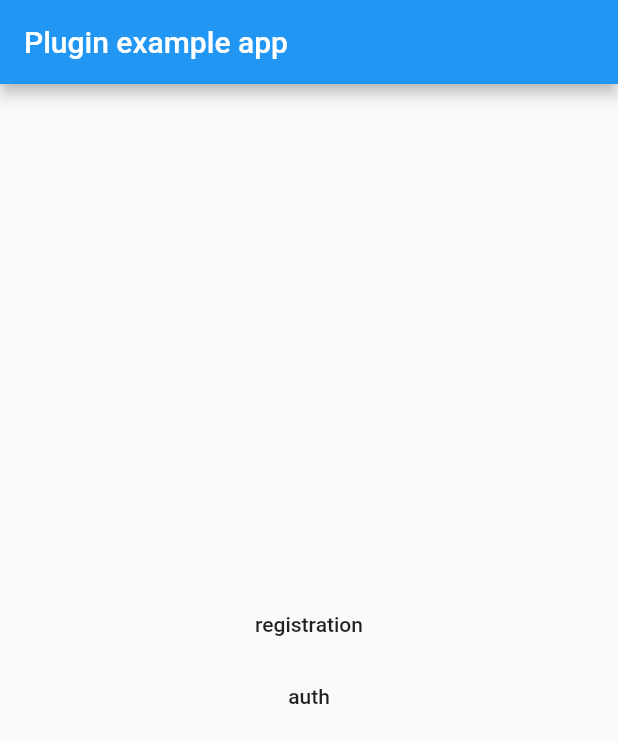
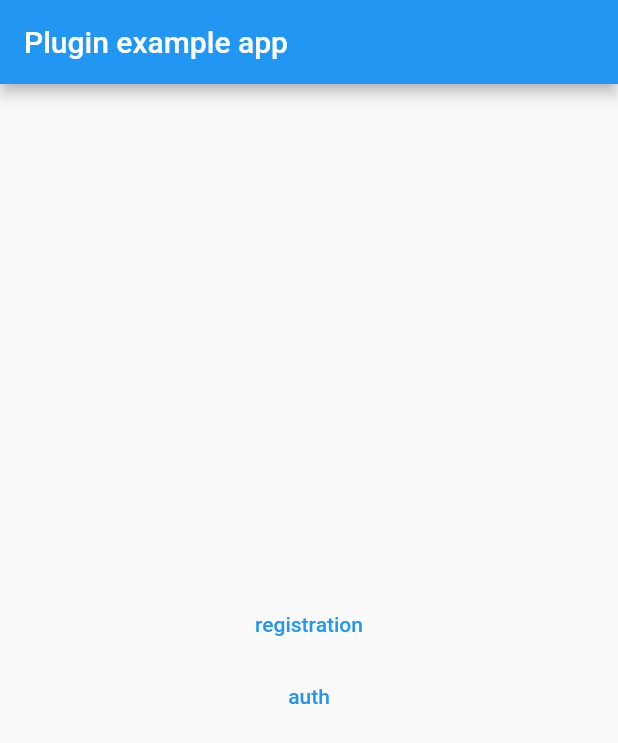
Before and after one commit to afterlogic/yubico_flutter, a Flutter app: the screen it shows after launch, on a phone screen of 412 x 824 dp. Shown: the top 743 px of the screen. Run offline on Flutter 3.47's test engine with Material 2 defaults, Android fonts, the phone set to English and light mode, and no system bars.

Commit message:
[Chore] Update libraries

```diff
--- a/example/lib/main.dart
+++ b/example/lib/main.dart
@@ -1,14 +1,10 @@
 import 'dart:convert';
-import 'dart:io';
 
 import 'package:flutter/material.dart';
-import 'dart:async';
-
-import 'package:flutter/services.dart';
 import 'package:http/http.dart';
-import 'package:webview_flutter/webview_flutter.dart';
+// import 'package:webview_flutter/webview_flutter.dart';
 import 'package:yubico_flutter/yubico_flutter.dart';
-import 'package:yubico_flutter_example/auth_data.dart';
+// import 'package:yubico_flutter_example/auth_data.dart';
 
 void main() {
   runApp(MyApp());
@@ -37,11 +33,11 @@ class _MyAppState extends State<MyApp> {
             child: Column(
           mainAxisSize: MainAxisSize.min,
           children: [
-            FlatButton(
+            TextButton(
               child: Text("registration"),
               onPressed: registerRequest,
             ),
-            FlatButton(
+            TextButton(
               child: Text("auth"),
               onPressed: authRequest,
             ),
@@ -154,3 +150,8 @@ class _MyAppState extends State<MyApp> {
     print(jsonDecode(response2.body));
   }
 }
+
+class AuthData {
+  static String login = 'login';
+  static String password = 'password';
+}
```
Also changed, not shown: example/pubspec.lock, pubspec.lock, 1 other file.
